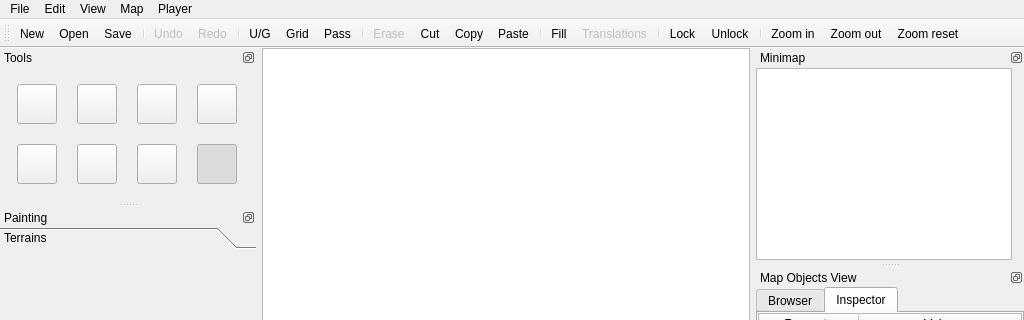
Before: the Qt Designer form mapeditor/mainwindow.ui in vcmi/vcmi, drawn with Qt 5; both pictures show x 0 to 1024 and y 0 to 320 of the 1024 by 768 pixel window.
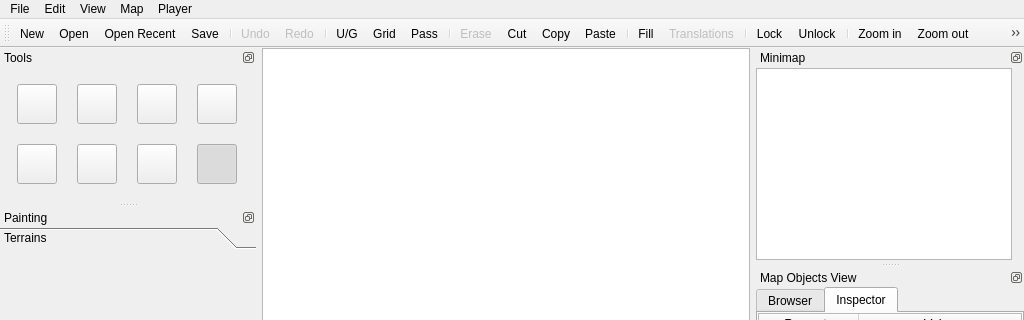
After: the same form once the commit is applied. Custom widgets are drawn as their Qt base class.

Commit message: Add 'Open Recent' to mapeditor

```diff
--- a/mapeditor/mainwindow.ui
+++ b/mapeditor/mainwindow.ui
@@ -133,6 +133,7 @@
    </attribute>
    <addaction name="actionNew"/>
    <addaction name="actionOpen"/>
+   <addaction name="actionOpenRecent"/>
    <addaction name="actionSave"/>
    <addaction name="separator"/>
    <addaction name="actionUndo"/>
@@ -1019,6 +1020,14 @@
     <string notr="true">Ctrl+O</string>
    </property>
   </action>
+  <action name="actionOpenRecent">
+    <property name="text">
+     <string>Open Recent</string>
+    </property>
+    <property name="shortcut">
+     <string notr="true">Ctrl+R</string>
+    </property>
+   </action>
   <action name="actionSave">
    <property name="text">
     <string>Save</string>
```
Left out of the diff: 1 changed line with no effect on the pictures. The commit also changes 4 other files.
